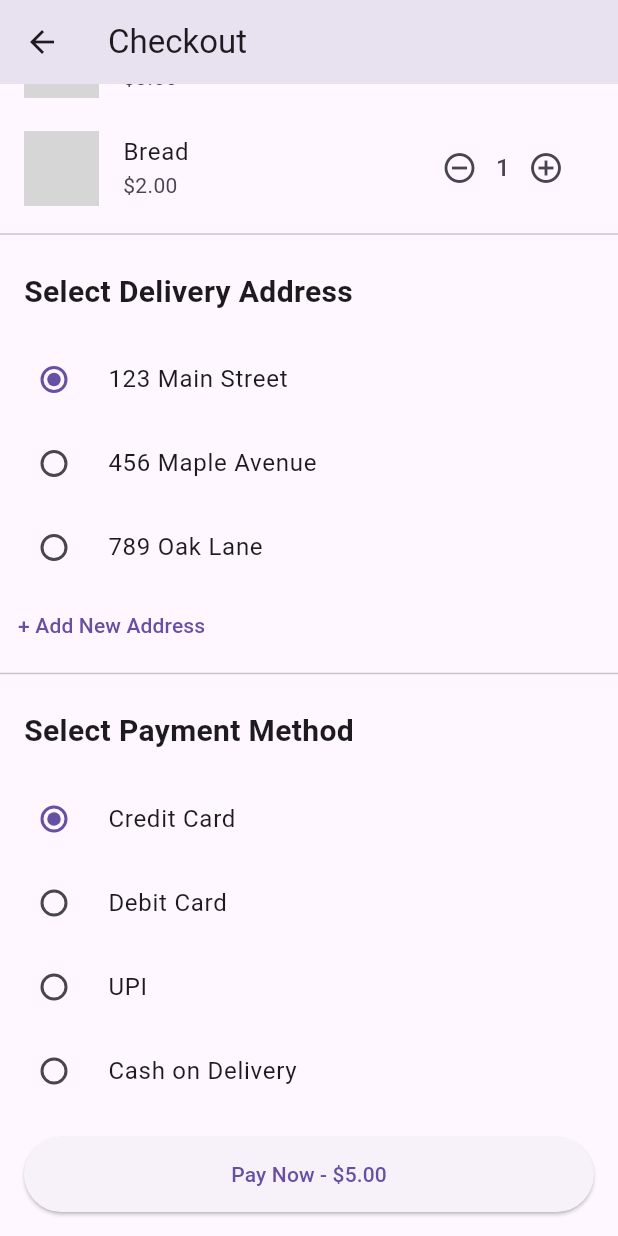
After one commit to pranav2811/grocerygo, a Flutter app: the HomeScreen screen opened directly, item 2 of the bottom bar chosen, scrolled down 113 dp, after a tap on the "remove circle outline" icon, on a phone screen of 412 x 824 dp. The commit adds this screen. Run offline on Flutter 3.47's test engine with Material 3 defaults, Android fonts, the phone set to English and light mode, and no system bars; our stand-ins replace firebase_auth, firebase_core, image_picker; accounts and stored records are empty; network calls fail; grey boxes are pictures that could not be loaded.

Commit message:
CHECKOUT AND FIREBASE

```diff
--- /dev/null
+++ b/lib/Screens/checkout.dart
@@ -0,0 +1,217 @@
+import 'package:flutter/material.dart';
+
+class CheckoutPage extends StatefulWidget {
+  const CheckoutPage({super.key});
+
+  @override
+  _CheckoutPageState createState() => _CheckoutPageState();
+}
+
+class _CheckoutPageState extends State<CheckoutPage> {
+  // Sample cart items
+  List<CartItem> cartItems = [
+    CartItem(
+        name: 'Apple', price: 1.5, quantity: 2, imageUrl: 'assets/apple.png'),
+    CartItem(
+        name: 'Bread', price: 2.0, quantity: 1, imageUrl: 'assets/bread.png'),
+  ];
+
+  // Sample addresses
+  List<String> addresses = [
+    '123 Main Street',
+    '456 Maple Avenue',
+    '789 Oak Lane',
+  ];
+  String selectedAddress = '';
+
+  // Sample payment methods
+  List<String> paymentMethods = [
+    'Credit Card',
+    'Debit Card',
+    'UPI',
+    'Cash on Delivery',
+  ];
+  String selectedPaymentMethod = '';
+
+  @override
+  void initState() {
+    super.initState();
+    selectedAddress = addresses[0];
+    selectedPaymentMethod = paymentMethods[0];
+  }
+
+  @override
+  Widget build(BuildContext context) {
+    return Scaffold(
+      appBar: AppBar(
+        title: const Text('Checkout'),
+      ),
+      body: Column(
+        children: [
+          Expanded(
+            child: ListView(
+              children: [
+                _buildCartItemsSection(),
+                const Divider(),
+                _buildAddressSelectionSection(),
+                const Divider(),
+                _buildPaymentMethodSection(),
+              ],
+            ),
+          ),
+          _buildPayNowButton(),
+        ],
+      ),
+    );
+  }
+
+  Widget _buildCartItemsSection() {
+    return Column(
+      crossAxisAlignment: CrossAxisAlignment.start,
+      children: [
+        _sectionTitle('Your Cart'),
+        ListView.builder(
+          shrinkWrap: true,
+          physics: const NeverScrollableScrollPhysics(),
+          itemCount: cartItems.length,
+          itemBuilder: (context, index) {
+            return _buildCartItem(cartItems[index]);
+          },
+        ),
+      ],
+    );
+  }
+
+  Widget _buildCartItem(CartItem item) {
+    return ListTile(
+      leading: Image.asset(
+        item.imageUrl,
+        width: 50,
+        height: 50,
+      ),
+      title: Text(item.name),
+      subtitle: Text('\$${(item.price * item.quantity).toStringAsFixed(2)}'),
+      trailing: _buildQuantityControl(item),
+    );
+  }
+
+  Widget _buildQuantityControl(CartItem item) {
+    return Row(
+      mainAxisSize: MainAxisSize.min,
+      children: [
+        IconButton(
+          icon: const Icon(Icons.remove_circle_outline),
+          onPressed: () {
+            setState(() {
+              if (item.quantity > 1) item.quantity--;
+            });
+          },
+        ),
+        Text(
+          '${item.quantity}',
+          style: const TextStyle(fontSize: 16),
+        ),
+        IconButton(
+          icon: const Icon(Icons.add_circle_outline),
+          onPressed: () {
+            setState(() {
+              item.quantity++;
+            });
+          },
+        ),
+      ],
+    );
+  }
+
+  Widget _buildAddressSelectionSection() {
+    return Column(
+      crossAxisAlignment: CrossAxisAlignment.start,
+      children: [
+        _sectionTitle('Select Delivery Address'),
+        ...addresses.map((address) {
+          return RadioListTile(
+            title: Text(address),
+            value: address,
+            groupValue: selectedAddress,
+            onChanged: (value) {
+              setState(() {
+                selectedAddress = value!;
+              });
+            },
+          );
+        }),
+        TextButton(
+          onPressed: () {
+            // Navigate to address addition page
+          },
+          child: const Text('+ Add New Address'),
+        ),
+      ],
+    );
+  }
+
+  Widget _buildPaymentMethodSection() {
+    return Column(
+      crossAxisAlignment: CrossAxisAlignment.start,
+      children: [
+        _sectionTitle('Select Payment Method'),
+        ...paymentMethods.map((method) {
+          return RadioListTile(
+            title: Text(method),
+            value: method,
+            groupValue: selectedPaymentMethod,
+            onChanged: (value) {
+              setState(() {
+                selectedPaymentMethod = value!;
+              });
+            },
+          );
+        }),
+      ],
+    );
+  }
+
+  Widget _buildPayNowButton() {
+    double totalAmount = cartItems.fold(
+      0.0,
+      (sum, item) => sum + (item.price * item.quantity),
+    );
+
+    return Container(
+      padding: const EdgeInsets.all(16),
+      child: ElevatedButton(
+        onPressed: () {
+          // Implement payment processing
+        },
+        style: ElevatedButton.styleFrom(
+          minimumSize: const Size(double.infinity, 50),
+        ),
+        child: Text('Pay Now - \$${totalAmount.toStringAsFixed(2)}'),
+      ),
+    );
+  }
+
+  Widget _sectionTitle(String title) {
+    return Padding(
+      padding: const EdgeInsets.all(16),
+      child: Text(
+        title,
+        style: const TextStyle(fontSize: 20, fontWeight: FontWeight.bold),
+      ),
+    );
+  }
+}
+
+class CartItem {
+  String name;
+  double price;
+  int quantity;
+  String imageUrl;
+
+  CartItem({
+    required this.name,
+    required this.price,
+    required this.quantity,
+    required this.imageUrl,
+  });
+}
--- a/lib/Screens/home_screen.dart
+++ b/lib/Screens/home_screen.dart
@@ -1,5 +1,6 @@
 import 'package:flutter/material.dart';
-import 'search_screen.dart'; // Import the SearchScreen
+import 'search_screen.dart';
+import 'checkout.dart';
 
 class HomeScreen extends StatefulWidget {
   const HomeScreen({super.key});
@@ -45,14 +46,14 @@ class _HomeScreenState extends State<HomeScreen> {
       backgroundColor: Colors.white,
       elevation: 0,
       automaticallyImplyLeading: false, // Remove the back arrow
-      title: Padding(
-        padding: const EdgeInsets.symmetric(
-            horizontal: 16.0), // Align with the search bar
+      title: const Padding(
+        padding:
+            EdgeInsets.symmetric(horizontal: 16.0), // Align with the search bar
         child: Column(
           crossAxisAlignment:
               CrossAxisAlignment.start, // Align text to the start
           children: [
-            const Text(
+            Text(
               'Deliver to',
               style: TextStyle(
                 color: Colors.black,
@@ -61,7 +62,7 @@ class _HomeScreenState extends State<HomeScreen> {
               ),
             ),
             Row(
-              children: const [
+              children: [
                 Icon(Icons.location_on, color: Colors.orangeAccent),
                 SizedBox(width: 5),
                 Text(
@@ -284,6 +285,14 @@ class _HomeScreenState extends State<HomeScreen> {
       type: BottomNavigationBarType.fixed,
       selectedItemColor: Colors.orangeAccent,
       unselectedItemColor: Colors.grey,
+      onTap: (value) {
+        if (value == 1) {
+          Navigator.push(
+            context,
+            MaterialPageRoute(builder: (context) => const CheckoutPage()),
+          );
+        }
+      },
       items: const [
         BottomNavigationBarItem(
           icon: Icon(Icons.home),
--- a/lib/Screens/search_screen.dart
+++ b/lib/Screens/search_screen.dart
@@ -128,17 +128,17 @@ class _SearchScreenState extends State<SearchScreen> {
           Row(
             mainAxisAlignment: MainAxisAlignment.spaceBetween,
             children: [
-              Row(
+              const Row(
                 children: [
                   CircleAvatar(
                     backgroundImage: NetworkImage(
                         'https://example.com/diljit_profile_image.jpg'),
                     radius: 18,
                   ),
-                  const SizedBox(width: 10),
+                  SizedBox(width: 10),
                   Column(
                     crossAxisAlignment: CrossAxisAlignment.start,
-                    children: const [
+                    children: [
                       Text('Dil-Luminati Tour - India',
                           style: TextStyle(fontWeight: FontWeight.bold)),
                       Text('See Diljit Dosanjh Perform Live',
--- a/pubspec.yaml
+++ b/pubspec.yaml
@@ -38,6 +38,7 @@ dependencies:
   firebase_core: ^3.4.0
   firebase_auth: ^5.2.0
   carousel_slider: ^5.0.0
+  image_picker: ^1.1.2
 
 dev_dependencies:
   flutter_test:
```
Also changed, not shown: lib/Screens/login_page.dart (+59 -7 lines), lib/Screens/otp_verification_screen.dart (added, +90 -0 lines), lib/Screens/photo_order.dart (added, +114 -0 lines), lib/Screens/signup_screen.dart (+52 -5 lines), lib/main.dart (+5 -2 lines), firebase.json (added), lib/firebase_options.dart (added), pubspec.lock, 7 other files.
